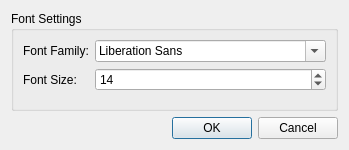
martukas/nuclei, file source/SchemeEditor/SchemeEditorPrefs.ui: the form before one commit.
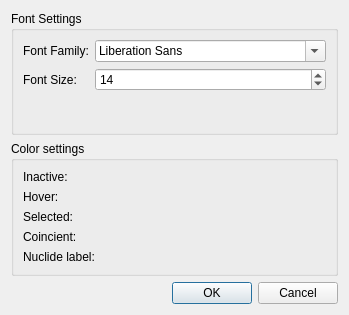
The form after the commit. Icons and pictures are not drawn. Custom widgets are drawn as their Qt base class.

Commit message: SchemeEditor colors user-adjustable

Patch:
```diff
--- a/source/SchemeEditor/SchemeEditorPrefs.ui
+++ b/source/SchemeEditor/SchemeEditorPrefs.ui
@@ -7,7 +7,7 @@
     <x>0</x>
     <y>0</y>
     <width>304</width>
-    <height>150</height>
+    <height>315</height>
    </rect>
   </property>
   <property name="windowTitle">
@@ -60,6 +60,77 @@
      </layout>
     </widget>
    </item>
+   <item>
+    <widget class="QGroupBox" name="fontGroupBox_2">
+     <property name="title">
+      <string>Color settings</string>
+     </property>
+     <layout class="QFormLayout" name="formLayout_2">
+      <item row="0" column="0">
+       <widget class="QLabel" name="fontFamilyLabel_2">
+        <property name="text">
+         <string>Inactive:</string>
+        </property>
+       </widget>
+      </item>
+      <item row="0" column="1">
+       <widget class="color_widgets::ColorSelector" name="colorInactive" native="true"/>
+      </item>
+      <item row="2" column="0">
+       <widget class="QLabel" name="fontSizeLabel_2">
+        <property name="toolTip">
+         <string>Primary font size in units of the primary line width</string>
+        </property>
+        <property name="text">
+         <string>Hover:</string>
+        </property>
+       </widget>
+      </item>
+      <item row="2" column="1">
+       <widget class="color_widgets::ColorSelector" name="colorHover" native="true"/>
+      </item>
+      <item row="3" column="0">
+       <widget class="QLabel" name="fontSizeLabel_3">
+        <property name="toolTip">
+         <string>Primary font size in units of the primary line width</string>
+        </property>
+        <property name="text">
+         <string>Selected:</string>
+        </property>
+       </widget>
+      </item>
+      <item row="3" column="1">
+       <widget class="color_widgets::ColorSelector" name="colorActive1" native="true"/>
+      </item>
+      <item row="4" column="0">
+       <widget class="QLabel" name="fontSizeLabel_4">
+        <property name="toolTip">
+         <string>Primary font size in units of the primary line width</string>
+        </property>
+        <property name="text">
+         <string>Coincient:</string>
+        </property>
+       </widget>
+      </item>
+      <item row="4" column="1">
+       <widget class="color_widgets::ColorSelector" name="colorActive2" native="true"/>
+      </item>
+      <item row="5" column="0">
+       <widget class="QLabel" name="fontSizeLabel_5">
+        <property name="toolTip">
+         <string>Primary font size in units of the primary line width</string>
+        </property>
+        <property name="text">
+         <string>Nuclide label:</string>
+        </property>
+       </widget>
+      </item>
+      <item row="5" column="1">
+       <widget class="color_widgets::ColorSelector" name="colorNuclide" native="true"/>
+      </item>
+     </layout>
+    </widget>
+   </item>
    <item>
     <widget class="QDialogButtonBox" name="buttonBox">
      <property name="orientation">
@@ -72,6 +143,14 @@
    </item>
   </layout>
  </widget>
+ <customwidgets>
+  <customwidget>
+   <class>color_widgets::ColorSelector</class>
+   <extends>QWidget</extends>
+   <header>color_selector.hpp</header>
+   <container>1</container>
+  </customwidget>
+ </customwidgets>
  <resources>
   <include location="resources/nuclei.qrc"/>
  </resources>
```
Left out of the diff: 4 changed lines with no effect on the pictures. The commit also changes 14 other files.
